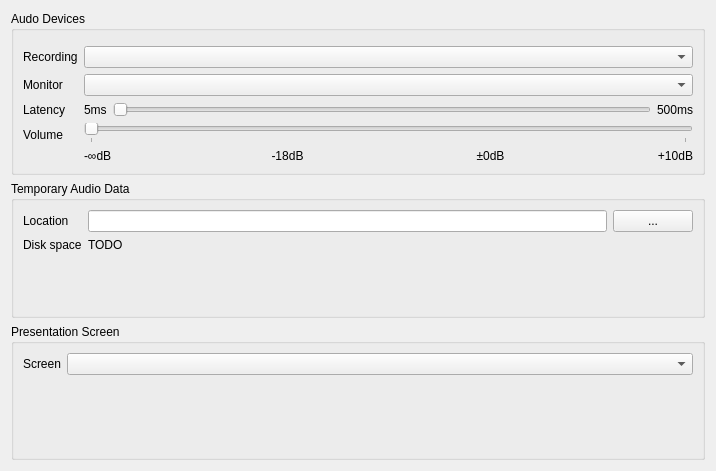
The window that main/configpane.ui (genosse-einhorn/FishyRecorder) describes before a commit, drawn with Qt 5.
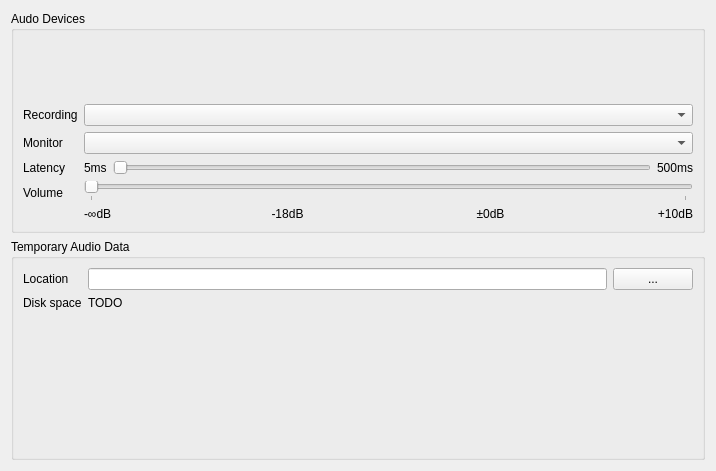
The same window after the commit. Custom widgets are drawn as their Qt base class.

Commit message:
Move screen setting to Presentation tab and use QSettings to save it
This is a prerequisite for ripping out the current recording subsystem

The edit to the form file:
```diff
--- a/main/configpane.ui
+++ b/main/configpane.ui
@@ -259,25 +259,6 @@
      </layout>
     </widget>
    </item>
-   <item>
-    <widget class="QGroupBox" name="groupBox_3">
-     <property name="title">
-      <string>Presentation Screen</string>
-     </property>
-     <layout class="QFormLayout" name="formLayout_3">
-      <item row="0" column="0">
-       <widget class="QLabel" name="label_5">
-        <property name="text">
-         <string>Screen</string>
-        </property>
-       </widget>
-      </item>
-      <item row="0" column="1">
-       <widget class="QComboBox" name="screenCombo"/>
-      </item>
-     </layout>
-    </widget>
-   </item>
   </layout>
  </widget>
  <customwidgets>
```
The commit also changes 9 other files.
